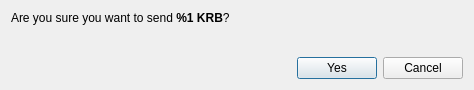
Old version of the form src/gui/ui/confirmsenddialog.ui in the repository niobio-money/Wallet-gui.
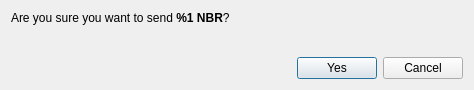
New version of the form. Icons and pictures are not drawn.

Patch:
```diff
--- a/src/gui/ui/confirmsenddialog.ui
+++ b/src/gui/ui/confirmsenddialog.ui
@@ -22,7 +22,7 @@
      <item>
       <widget class="QLabel" name="m_confirmLabel">
        <property name="text">
-        <string>&lt;html&gt;&lt;head/&gt;&lt;body&gt;&lt;p&gt;Are you sure you want to send &lt;strong&gt;%1 KRB&lt;/strong&gt;?&lt;/p&gt;&lt;/body&gt;&lt;/html&gt;</string>
+        <string>&lt;html&gt;&lt;head/&gt;&lt;body&gt;&lt;p&gt;Are you sure you want to send &lt;strong&gt;%1 NBR&lt;/strong&gt;?&lt;/p&gt;&lt;/body&gt;&lt;/html&gt;</string>
        </property>
        <property name="textFormat">
         <enum>Qt::RichText</enum>
```
Left out of the diff: 2 changed lines with no effect on the pictures.
